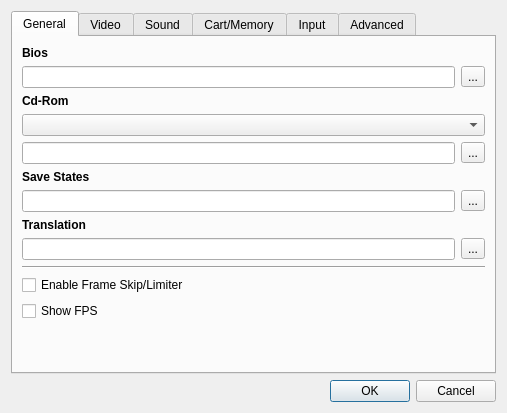
Old version of the form yabause/src/qt/ui/UISettings.ui in the repository KitoHo/yabause.
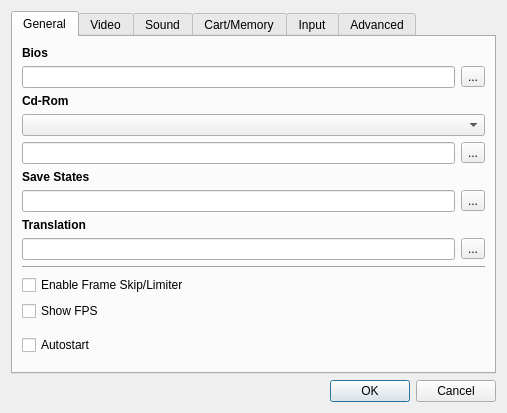
New version of the form. Custom widgets are drawn as their Qt base class.

Commit message:
Made autostart optional and disabled by default.
The autostart option is now available in the general settings.
It uses the same configuration key than the existing command
line option.
For some reason, the UI looks weird...

What changed in the file:
```diff
--- a/yabause/src/qt/ui/UISettings.ui
+++ b/yabause/src/qt/ui/UISettings.ui
@@ -165,6 +165,13 @@
          </property>
         </widget>
        </item>
+       <item row="13" column="0" colspan="2">
+        <widget class="QCheckBox" name="cbAutostart">
+         <property name="text">
+          <string>Autostart</string>
+         </property>
+        </widget>
+       </item>
       </layout>
      </widget>
      <widget class="QWidget" name="wVideo">
```
The commit also changes 2 other files.
